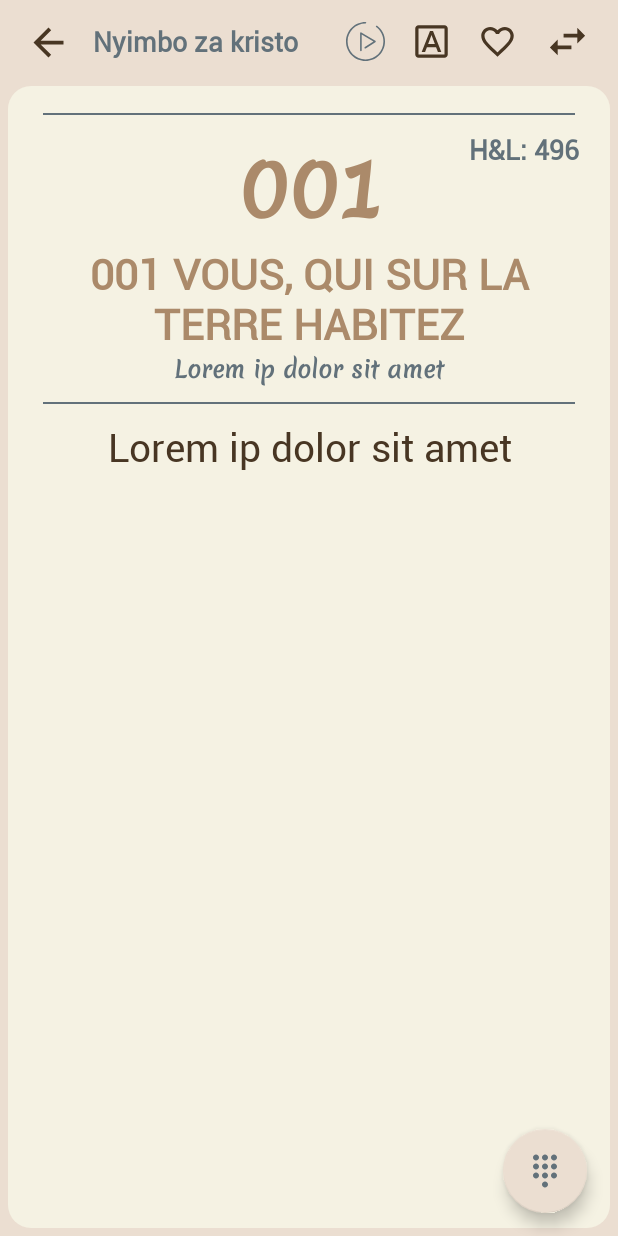
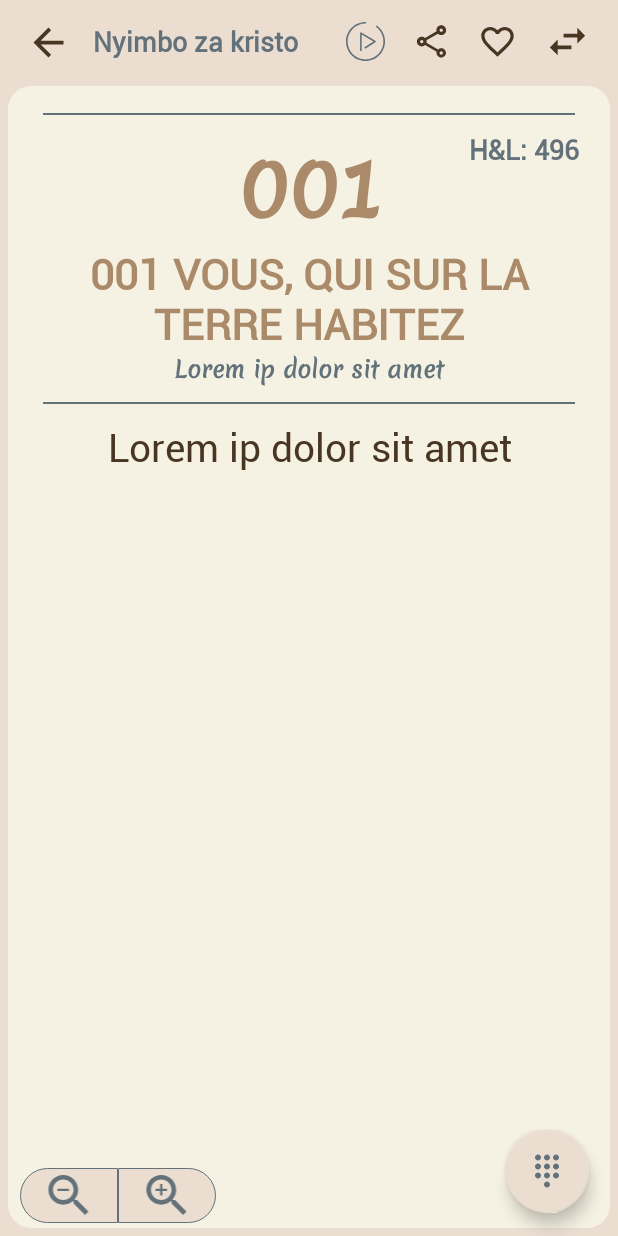
Before and after one commit to Ledoux-Kahenga/Hymnes-Adventiste, an Android app: the layout chant1.xml on its own in the app's theme, with its tools: preview values and no code run, on a phone screen of 412 x 824 dp. Run offline under Robolectric (Android 15) with nearby library versions, the phone set to English and light mode, and no system bars.

Commit message:
commit initial zoom

```diff
--- a/app/src/main/java/com/sda/projet/chant/Nyimbo_z_kristo.java
+++ b/app/src/main/java/com/sda/projet/chant/Nyimbo_z_kristo.java
@@ -1,7 +1,7 @@
 /*
- *  Created by TVB Ledoux on 12/07/22 21:29
+ *  Created by TVB Ledoux on 17/07/22 15:00
  *  Copyright (c) 2022 . All rights reserved.
- *  Last modified 12/07/22 19:45
+ *  Last modified 13/07/22 17:20
  */
 
 package com.sda.projet.chant;
@@ -391,6 +391,7 @@ public class Nyimbo_z_kristo extends AppCompatActivity {
                         Intent intent = new Intent(Nyimbo_z_kristo.this, MainActivity3.class);
                         intent.putExtra("pose", go - 1);
                         startActivity(intent);
+                        Animatoo.animateSplit(Nyimbo_z_kristo.this);
 
                             dialog.dismiss();
 
--- /dev/null
+++ b/app/src/main/res/drawable/ic_zoom_in.xml
@@ -0,0 +1,12 @@
+<!--
+  ~  Created by TVB Ledoux on 17/07/22 15:00
+  ~  Copyright (c) 2022 . All rights reserved.
+  ~  Last modified 17/07/22 15:00
+  -->
+
+<vector xmlns:android="http://schemas.android.com/apk/res/android" android:width="24dp"
+    android:height="24dp" android:tint="#FFFFFF"
+    android:viewportWidth="24" android:viewportHeight="24">
+    <path android:fillColor="@android:color/white" android:pathData="M15.5,14h-0.79l-0.28,-0.27C15.41,12.59 16,11.11 16,9.5 16,5.91 13.09,3 9.5,3S3,5.91 3,9.5 5.91,16 9.5,16c1.61,0 3.09,-0.59 4.23,-1.57l0.27,0.28v0.79l5,4.99L20.49,19l-4.99,-5zM9.5,14C7.01,14 5,11.99 5,9.5S7.01,5 9.5,5 14,7.01 14,9.5 11.99,14 9.5,14z"/>
+    <path android:fillColor="@android:color/white" android:pathData="M12,10h-2v2H9v-2H7V9h2V7h1v2h2v1z"/>
+</vector>
--- /dev/null
+++ b/app/src/main/res/drawable/ic_zoom_out.xml
@@ -0,0 +1,11 @@
+<!--
+  ~  Created by TVB Ledoux on 17/07/22 15:00
+  ~  Copyright (c) 2022 . All rights reserved.
+  ~  Last modified 17/07/22 15:00
+  -->
+
+<vector xmlns:android="http://schemas.android.com/apk/res/android" android:width="24dp"
+    android:height="24dp" android:tint="#FFFFFF"
+    android:viewportWidth="24" android:viewportHeight="24">
+    <path android:fillColor="@android:color/white" android:pathData="M15.5,14h-0.79l-0.28,-0.27C15.41,12.59 16,11.11 16,9.5 16,5.91 13.09,3 9.5,3S3,5.91 3,9.5 5.91,16 9.5,16c1.61,0 3.09,-0.59 4.23,-1.57l0.27,0.28v0.79l5,4.99L20.49,19l-4.99,-5zM9.5,14C7.01,14 5,11.99 5,9.5S7.01,5 9.5,5 14,7.01 14,9.5 11.99,14 9.5,14zM7,9h5v1L7,10z"/>
+</vector>
--- /dev/null
+++ b/app/src/main/res/drawable/zoom_in.xml
@@ -0,0 +1,16 @@
+<?xml version="1.0" encoding="utf-8"?><!--
+  ~  Created by TVB Ledoux on 17/07/22 15:00
+  ~  Copyright (c) 2022 . All rights reserved.
+  ~  Last modified 17/07/22 11:59
+  -->
+
+<shape xmlns:android="http://schemas.android.com/apk/res/android">
+    <solid android:color="?attr/primary_fond" />
+    <corners
+        android:bottomLeftRadius="@dimen/_350sdp"
+        android:topLeftRadius="@dimen/_350sdp" />
+    <stroke
+        android:width="0.4dp"
+        android:color="?attr/color_icones" />
+
+</shape>
--- /dev/null
+++ b/app/src/main/res/drawable/zoom_out.xml
@@ -0,0 +1,14 @@
+<?xml version="1.0" encoding="utf-8"?><!--
+  ~  Created by TVB Ledoux on 17/07/22 15:00
+  ~  Copyright (c) 2022 . All rights reserved.
+  ~  Last modified 17/07/22 11:59
+  -->
+
+<shape xmlns:android="http://schemas.android.com/apk/res/android">
+    <solid android:color="?attr/primary_fond" />
+    <corners
+        android:bottomRightRadius="@dimen/_350sdp"
+        android:topRightRadius="@dimen/_350sdp"/>
+    <stroke android:width="0.4dp" android:color="?attr/color_icones"/>
+
+</shape>
--- a/app/src/main/res/layout/chant1.xml
+++ b/app/src/main/res/layout/chant1.xml
@@ -1,8 +1,7 @@
-<?xml version="1.0" encoding="utf-8"?>
-<!--
-  ~  Created by TVB Ledoux on 10/07/22 22:19
+<?xml version="1.0" encoding="utf-8"?><!--
+  ~  Created by TVB Ledoux on 17/07/22 15:00
   ~  Copyright (c) 2022 . All rights reserved.
-  ~  Last modified 10/07/22 22:15
+  ~  Last modified 17/07/22 15:00
   -->
 
 <androidx.constraintlayout.widget.ConstraintLayout xmlns:android="http://schemas.android.com/apk/res/android"
@@ -62,19 +61,14 @@
                     android:orientation="horizontal"
                     app:layout_constraintEnd_toEndOf="parent">
 
-                <ImageView
-                    android:id="@+id/audio"
-                    android:layout_width="@dimen/_20sdp"
-                    android:layout_height="@dimen/_25sdp"
-                    android:src="@drawable/ic_play_btn"
-                    app:tint="?attr/color_icones" />
+                    <include layout="@layout/lecteur" />
 
                     <ImageView
-                    android:id="@+id/font"
+                        android:id="@+id/share"
                         android:layout_width="@dimen/_20sdp"
                         android:layout_height="@dimen/_26sdp"
                         android:layout_marginStart="@dimen/_14sdp"
-                    android:src="@drawable/ic_style_font"
+                        android:src="@drawable/ic_share"
                         app:tint="?attr/texte_primary" />
 
                     <ImageView
@@ -174,7 +168,7 @@
                     android:textAlignment="center"
                     android:textColor="?attr/texte_primary_secondaire"
                     android:textSize="@dimen/_40ssp"
-                    android:textStyle="bold"/>
+                    android:textStyle="bold" />
 
                 <TextView
                     android:id="@+id/h_l_ref"
@@ -186,7 +180,7 @@
                     android:text="@string/h_l_496"
                     android:textColor="?attr/auteur_chant"
                     android:textSize="@dimen/_14ssp"
-                    android:textStyle="bold"/>
+                    android:textStyle="bold" />
 
             </RelativeLayout>
 
@@ -217,8 +211,7 @@
                 android:textAlignment="center"
                 android:textColor="?attr/auteur_chant"
                 android:textSize="@dimen/_12ssp"
-                android:textStyle="bold"/>
-
+                android:textStyle="bold" />
 
 
             <View
@@ -249,16 +242,52 @@
 
     </androidx.core.widget.NestedScrollView>
 
+    <RelativeLayout
+        android:id="@+id/zoom"
+        android:layout_width="wrap_content"
+        android:layout_height="wrap_content"
+        app:layout_constraintBottom_toBottomOf="parent"
+        app:layout_constraintLeft_toLeftOf="parent"
+        tools:ignore="MissingConstraints">
+
         <com.google.android.material.floatingactionbutton.FloatingActionButton
             android:id="@+id/btn_sheet_nzk"
             android:layout_width="wrap_content"
             android:layout_height="wrap_content"
-        android:layout_marginEnd="@dimen/_16sdp"
+            android:layout_alignParentRight="true"
+            android:layout_marginRight="@dimen/_15sdp"
             android:layout_marginBottom="@dimen/_12sdp"
             android:background="?attr/texte_primary"
             android:src="@drawable/ic_keypad"
-        android:tint="?attr/color_icones"
-        app:layout_constraintBottom_toBottomOf="parent"
-        app:layout_constraintEnd_toEndOf="parent"/>
+            android:tint="?attr/color_icones" />
+
+        <RelativeLayout
+            android:layout_width="wrap_content"
+            android:layout_height="wrap_content"
+            android:layout_marginLeft="@dimen/_10sdp"
+            android:layout_marginTop="@dimen/_20sdp">
+
+            <ImageView
+                android:id="@+id/zoomIn"
+                android:layout_width="@dimen/_50sdp"
+                android:layout_height="@dimen/_28sdp"
+                android:background="@drawable/zoom_in"
+                android:src="@drawable/ic_zoom_out"
+                app:tint="?attr/color_icones" />
+
+            <ImageView
+                android:id="@+id/zoomOut"
+                android:layout_width="@dimen/_50sdp"
+                android:layout_height="@dimen/_28sdp"
+                android:layout_toRightOf="@id/zoomIn"
+                android:background="@drawable/zoom_out"
+                android:src="@drawable/ic_zoom_in"
+                app:tint="?attr/color_icones" />
+
+        </RelativeLayout>
+
+
+    </RelativeLayout>
+
 
 </androidx.constraintlayout.widget.ConstraintLayout>
--- /dev/null
+++ b/app/src/main/res/layout/lecteur.xml
@@ -0,0 +1,18 @@
+<?xml version="1.0" encoding="utf-8"?>
+<!--
+  ~  Created by TVB Ledoux on 17/07/22 15:00
+  ~  Copyright (c) 2022 . All rights reserved.
+  ~  Last modified 14/07/22 08:33
+  -->
+
+<merge xmlns:android="http://schemas.android.com/apk/res/android"
+    xmlns:app="http://schemas.android.com/apk/res-auto">
+
+    <ImageView
+        android:id="@+id/audio"
+        android:layout_width="@dimen/_20sdp"
+        android:layout_height="@dimen/_25sdp"
+        android:src="@drawable/ic_play_btn"
+        app:tint="?attr/color_icones" />
+
+</merge>
```
Also changed, not shown: app/src/main/java/com/sda/projet/MainActivity3.java (+25 -9 lines), app/src/main/java/com/sda/projet/PagerNyimbo.java (+152 -198 lines), app/src/main/java/com/sda/projet/animation/TranslateAnimationUtil.java (added, +116 -0 lines), app/src/main/res/anim/hide_down.xml (added, +13 -0 lines), app/src/main/res/anim/hide_up.xml (added, +13 -0 lines), app/src/main/res/drawable/ic_stop.xml (added, +18 -0 lines), app/src/main/res/drawable/zoomin.png (added), app/src/main/res/drawable/zoomout.png (added). Lines whose indentation alone changed are shown as unchanged.
